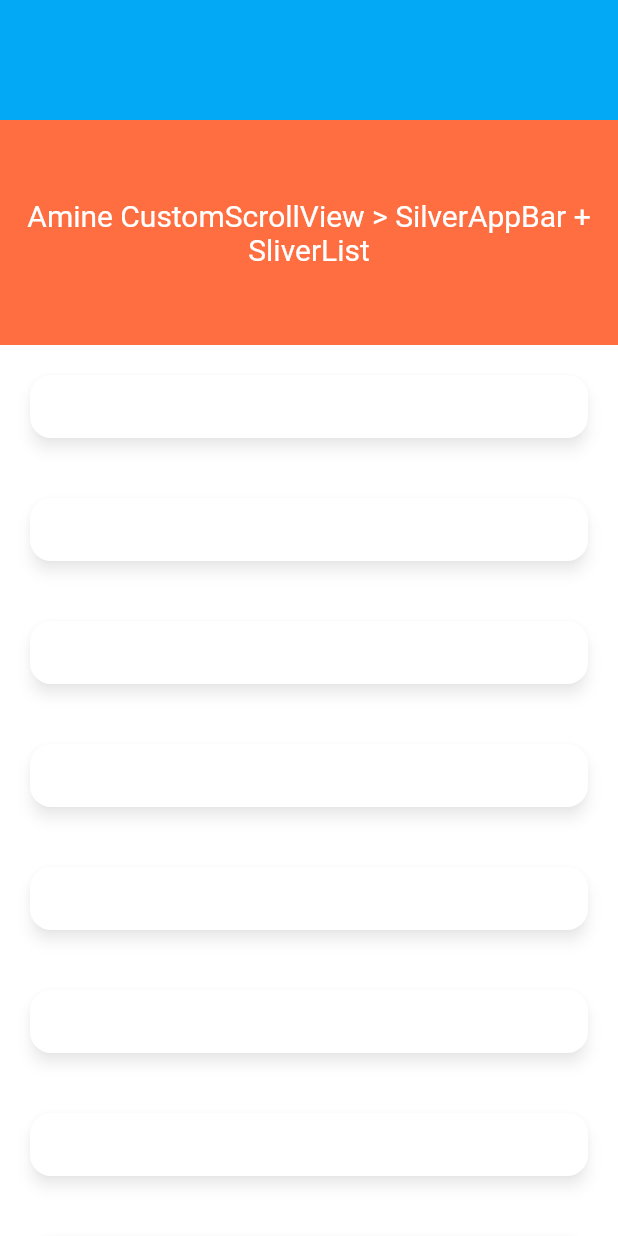
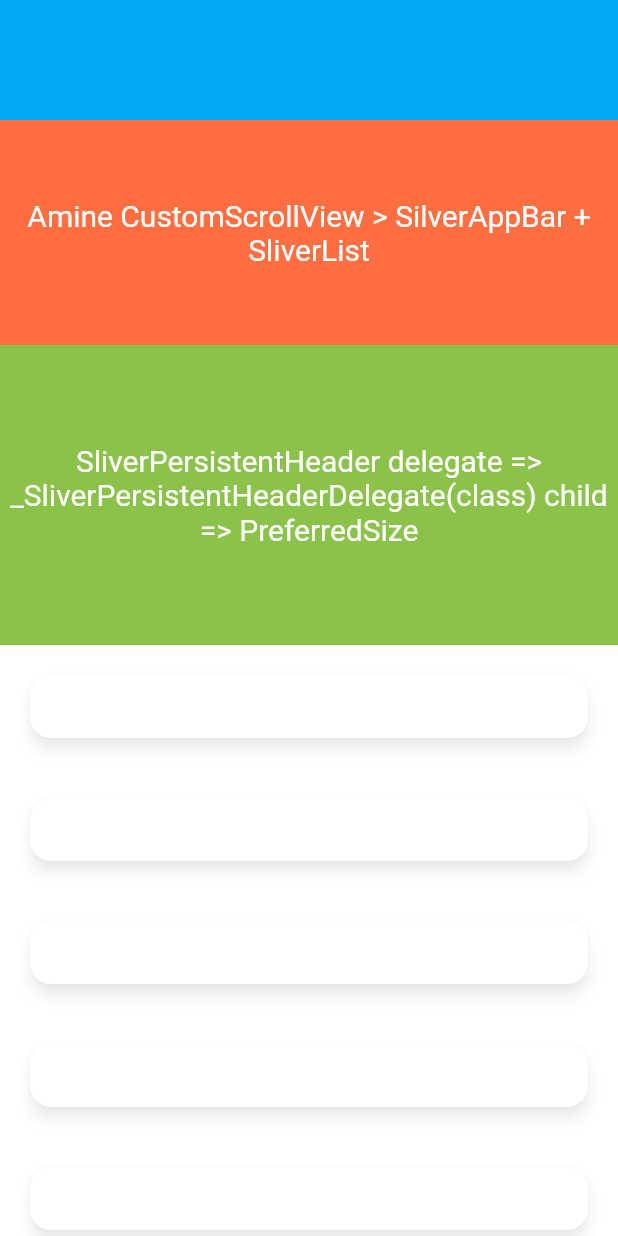
Before and after one commit to AmineLAHRIM/flutter_app_silverlist, a Flutter app: the screen it shows after launch, on a phone screen of 412 x 824 dp. Run offline on Flutter 3.47's test engine with Material 2 defaults, Android fonts, the light colour scheme and no system bars.

Commit message:
Add SliverPersistentHeader Example ✅

```diff
--- a/lib/main.dart
+++ b/lib/main.dart
@@ -79,10 +79,32 @@ class _MyHomePageState extends State<MyHomePage> {
                     color: Colors.deepOrangeAccent,
                     child: Padding(
                       padding: const EdgeInsets.all(8.0),
-                      child: Text('Amine CustomScrollView > SilverAppBar + SliverList',style: TextStyle(fontSize: 20,color: Colors.white),textAlign: TextAlign.center,),
+                      child: Text(
+                        'Amine CustomScrollView > SilverAppBar + SliverList',
+                        style: TextStyle(fontSize: 20, color: Colors.white),
+                        textAlign: TextAlign.center,
+                      ),
                     ),
                   ),
                   // Make the initial height of the SliverAppBar larger than normal.
+                ),
+                SliverPersistentHeader(
+                  delegate: _SliverPersistentHeaderDelegate(
+                      child: PreferredSize(
+                    preferredSize: Size.fromHeight(200.0),
+                    child: Container(
+                      width: double.infinity,
+                      height: double.infinity,
+                      color: Colors.lightGreen,
+                      child: Center(
+                        child: Text(
+                          'SliverPersistentHeader delegate => _SliverPersistentHeaderDelegate(class) child => PreferredSize ',
+                          textAlign: TextAlign.center,
+                          style: TextStyle(fontSize: 20, color: Colors.white),
+                        ),
+                      ),
+                    ),
+                  )),
                 ),
                 SliverList(
                   // Use a delegate to build items as they're scrolled on screen.
@@ -115,3 +137,30 @@ class _MyHomePageState extends State<MyHomePage> {
     )));
   }
 }
+
+class _SliverPersistentHeaderDelegate extends SliverPersistentHeaderDelegate {
+  final PreferredSize child;
+
+  _SliverPersistentHeaderDelegate({this.child});
+
+  @override
+  Widget build(
+      BuildContext context, double shrinkOffset, bool overlapsContent) {
+    // TODO: implement build
+    return child;
+  }
+
+  @override
+  // TODO: implement maxExtent
+  double get maxExtent => child.preferredSize.height;
+
+  @override
+  // TODO: implement minExtent
+  double get minExtent => child.preferredSize.height;
+
+  @override
+  bool shouldRebuild(covariant SliverPersistentHeaderDelegate oldDelegate) {
+    // TODO: implement shouldRebuild
+    return false;
+  }
+}
--- a/pubspec.yaml
+++ b/pubspec.yaml
@@ -23,6 +23,8 @@ environment:
 dependencies:
   flutter:
     sdk: flutter
+
+
 
 
   # The following adds the Cupertino Icons font to your application.
```
Also changed, not shown: pubspec.lock, 5 other files.
